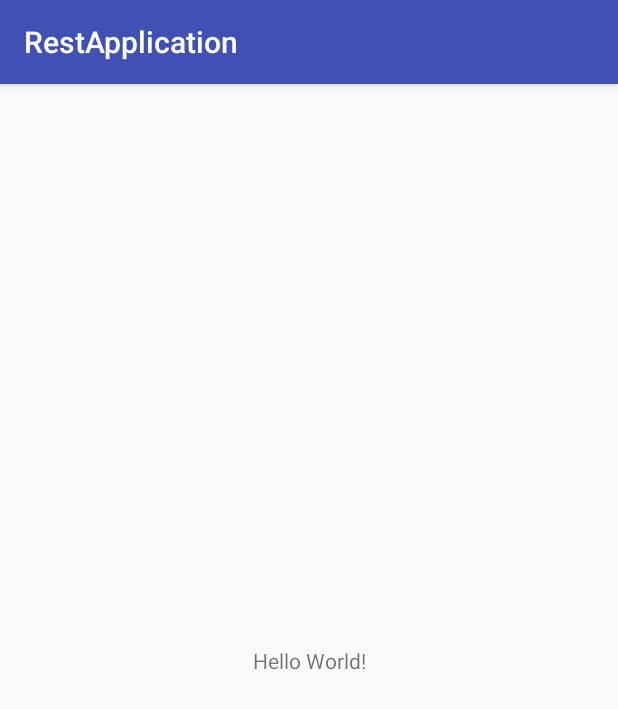
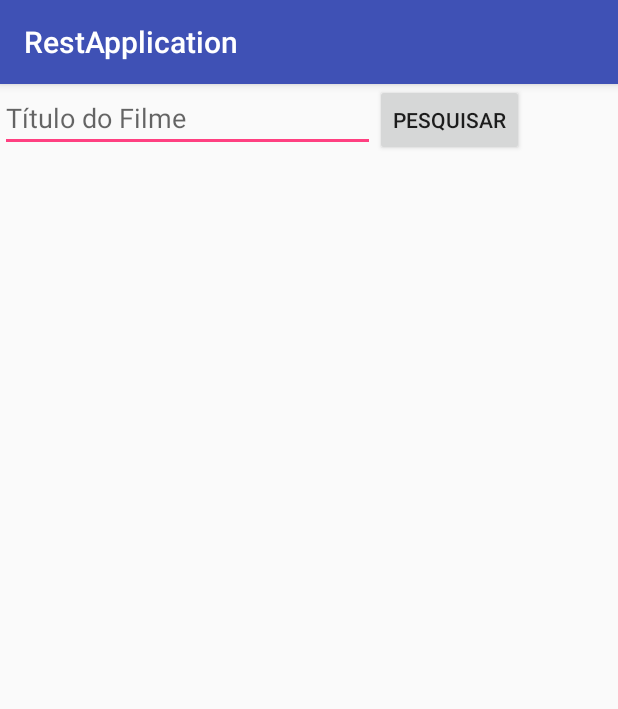
Before and after one commit to jnardon/treinamento_android_2017-2, an Android app: the screen it shows after launch (MainActivity), on a phone screen of 412 x 824 dp. Shown: the top 709 px of the screen. Run offline under Robolectric (Android 15) with nearby library versions, the phone set to English and light mode, and no system bars; our stand-ins replace Picasso; pictures from the network do not load.

Commit message:
final manha aula 3

```diff
--- a/RestApplication/app/build.gradle
+++ b/RestApplication/app/build.gradle
@@ -19,7 +19,7 @@ android {
 }
 
 dependencies {
-    implementation fileTree(dir: 'libs', include: ['*.jar'])
+    implementation fileTree(include: ['*.jar'], dir: 'libs')
     implementation 'com.android.support:appcompat-v7:26.1.0'
     implementation 'com.android.support.constraint:constraint-layout:1.0.2'
     testImplementation 'junit:junit:4.12'
@@ -27,4 +27,7 @@ dependencies {
     implementation 'com.squareup.retrofit2:converter-gson:2.3.0'
     androidTestImplementation 'com.android.support.test:runner:1.0.1'
     androidTestImplementation 'com.android.support.test.espresso:espresso-core:3.0.1'
+    implementation 'com.android.support:recyclerview-v7:26.1.0'
+    implementation 'com.android.support:cardview-v7:26.1.0'
+    implementation 'com.squareup.picasso:picasso:2.5.2'
 }
--- /dev/null
+++ b/RestApplication/app/src/main/java/br/com/cwi/restapplication/Adapters/MoviewListAdapter.java
@@ -0,0 +1,75 @@
+package br.com.cwi.restapplication.Adapters;
+
+import android.support.v7.widget.RecyclerView;
+import android.view.LayoutInflater;
+import android.view.View;
+import android.view.ViewGroup;
+import android.widget.ImageView;
+import android.widget.ProgressBar;
+
+import com.squareup.picasso.Callback;
+import com.squareup.picasso.Picasso;
+
+import java.util.ArrayList;
+
+import br.com.cwi.restapplication.Models.MovieModel;
+import br.com.cwi.restapplication.R;
+
+/**
+ * Created by juliano.nardon on 25/11/17.
+ */
+
+public class MoviewListAdapter extends RecyclerView.Adapter<MoviewListAdapter.ViewHolder>  {
+
+    private ArrayList<MovieModel> movieModels;
+
+    public MoviewListAdapter(ArrayList<MovieModel> movieModels) {
+        this.movieModels = movieModels;
+    }
+
+    @Override
+    public void onBindViewHolder(final MoviewListAdapter.ViewHolder holder, int position) {
+        MovieModel movieModel = movieModels.get(position);
+
+        Picasso.with(holder.imageView.getContext())
+                .load(movieModel.getPoster())
+                .into(holder.imageView, new Callback() {
+                    @Override
+                    public void onSuccess() {
+                        holder.progressBar.setVisibility(View.GONE);
+                    }
+
+                    @Override
+                    public void onError() {
+                        holder.progressBar.setVisibility(View.GONE);
+                    }
+                });
+    }
+
+    @Override
+    public MoviewListAdapter.ViewHolder onCreateViewHolder(ViewGroup parent, int viewType) {
+        return new ViewHolder(LayoutInflater.from(parent.getContext()).inflate(R.layout.view_card_item, parent, false));
+    }
+
+    @Override
+    public int getItemCount() {
+        return movieModels.size();
+    }
+
+    public class ViewHolder extends RecyclerView.ViewHolder {
+
+        public ImageView imageView;
+        public ProgressBar progressBar;
+
+        public ViewHolder(View itemView) {
+            super(itemView);
+
+            imageView = itemView.findViewById(R.id.image_view);
+            progressBar = itemView.findViewById(R.id.progress_bar);
+        }
+    }
+
+    public void setItemList(ArrayList<MovieModel> movieModels) {
+        this.movieModels = movieModels;
+    }
+}
--- a/RestApplication/app/src/main/java/br/com/cwi/restapplication/MainActivity.java
+++ b/RestApplication/app/src/main/java/br/com/cwi/restapplication/MainActivity.java
@@ -3,9 +3,17 @@ package br.com.cwi.restapplication;
 import android.graphics.Movie;
 import android.support.v7.app.AppCompatActivity;
 import android.os.Bundle;
+import android.support.v7.widget.GridLayoutManager;
+import android.support.v7.widget.RecyclerView;
 import android.telecom.Call;
 import android.util.Log;
+import android.view.View;
+import android.widget.EditText;
 
+import java.util.ArrayList;
+
+import br.com.cwi.restapplication.Adapters.MoviewListAdapter;
+import br.com.cwi.restapplication.Models.MovieModel;
 import br.com.cwi.restapplication.Responses.MovieSearchByNameResponse;
 import br.com.cwi.restapplication.Services.MovieService;
 import br.com.cwi.restapplication.Services.NetworkService;
@@ -15,24 +23,47 @@ import retrofit2.Response;
 public class MainActivity extends AppCompatActivity implements Callback<MovieSearchByNameResponse> {
 
     private MovieService movieService;
+    private EditText editText;
+    private RecyclerView recyclerView;
+    private MoviewListAdapter adapter;
+    private ArrayList<MovieModel> movieModels = new ArrayList<>();
 
     @Override
     protected void onCreate(Bundle savedInstanceState) {
         super.onCreate(savedInstanceState);
         setContentView(R.layout.activity_main);
 
+        setUpLayout();
         setUpRetrofit();
+    }
+
+    private void setUpLayout() {
+        editText= findViewById(R.id.edit_text);
+        recyclerView = findViewById(R.id.recycler_view);
+        GridLayoutManager layoutManager = new GridLayoutManager(this,3);
+        recyclerView.setLayoutManager(layoutManager);
+        adapter = new MoviewListAdapter(movieModels);
+        recyclerView.setAdapter(adapter);
+
+        findViewById(R.id.button).setOnClickListener(new View.OnClickListener() {
+            @Override
+            public void onClick(View view) {
+                movieService.searchMovies(editText.getText().toString()).enqueue(MainActivity.this);
+            }
+        });
     }
 
     private void setUpRetrofit() {
         movieService = NetworkService.getInstance().getMovieService();
-
-        movieService.searchMovies("ït").enqueue(this);
     }
 
     @Override
     public void onResponse(retrofit2.Call<MovieSearchByNameResponse> call, Response<MovieSearchByNameResponse> response) {
-       Log.d("bombou", response.body().toString());
+       if (response.body().getResponse().equalsIgnoreCase("True")) {
+           movieModels = response.body().getSearch();
+           adapter.setItemList(movieModels);
+           adapter.notifyDataSetChanged();
+       }
     }
 
     @Override
--- a/RestApplication/app/src/main/res/layout/activity_main.xml
+++ b/RestApplication/app/src/main/res/layout/activity_main.xml
@@ -1,18 +1,36 @@
 <?xml version="1.0" encoding="utf-8"?>
-<android.support.constraint.ConstraintLayout xmlns:android="http://schemas.android.com/apk/res/android"
+<LinearLayout xmlns:android="http://schemas.android.com/apk/res/android"
     xmlns:app="http://schemas.android.com/apk/res-auto"
     xmlns:tools="http://schemas.android.com/tools"
     android:layout_width="match_parent"
+    android:orientation="vertical"
     android:layout_height="match_parent"
     tools:context="br.com.cwi.restapplication.MainActivity">
 
-    <TextView
-        android:layout_width="wrap_content"
-        android:layout_height="wrap_content"
-        android:text="Hello World!"
-        app:layout_constraintBottom_toBottomOf="parent"
-        app:layout_constraintLeft_toLeftOf="parent"
-        app:layout_constraintRight_toRightOf="parent"
-        app:layout_constraintTop_toTopOf="parent" />
+    <LinearLayout
+       android:orientation="horizontal"
+        android:layout_width="match_parent"
+        android:layout_height="wrap_content">
 
-</android.support.constraint.ConstraintLayout>
+    <EditText
+        android:id="@+id/edit_text"
+        android:hint="Título do Filme"
+        android:layout_width="250dp"
+        android:layout_height="wrap_content" />
+
+        <Button
+            android:id="@+id/button"
+            android:text="Pesquisar"
+            android:layout_width="wrap_content"
+            android:layout_height="wrap_content" />
+
+    </LinearLayout>
+    <android.support.v7.widget.RecyclerView
+        android:id="@+id/recycler_view"
+        tools:listitem="@layout/view_card_item"
+        android:layout_width="match_parent"
+        android:layout_height="wrap_content">
+
+    </android.support.v7.widget.RecyclerView>
+
+</LinearLayout>
```
Also changed, not shown: RestApplication/app/src/main/res/layout/view_card_item.xml (added, +20 -0 lines), 1 other file.
